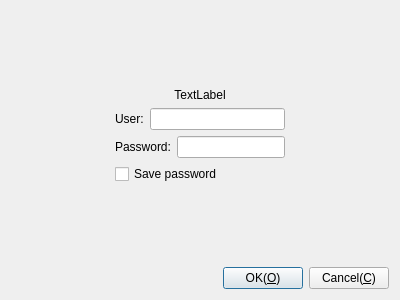
The window that Plugins/RabbitVNC/Client/DlgGetPasswordRabbitVNC.ui (KangLin/RabbitRemoteControl) describes before a commit, drawn with Qt 5.
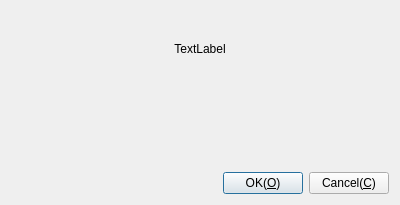
The same window after the commit. Custom widgets are drawn as their Qt base class.

Commit message: Refactor parameters: modify RabbitVNC parameters

```diff
--- a/Plugins/RabbitVNC/Client/DlgGetPasswordRabbitVNC.ui
+++ b/Plugins/RabbitVNC/Client/DlgGetPasswordRabbitVNC.ui
@@ -7,14 +7,27 @@
     <x>0</x>
     <y>0</y>
     <width>400</width>
-    <height>300</height>
+    <height>205</height>
    </rect>
   </property>
   <property name="windowTitle">
    <string>Input password</string>
   </property>
   <layout class="QGridLayout" name="gridLayout">
-   <item row="4" column="0">
+   <item row="0" column="0">
+    <widget class="QLabel" name="lbText">
+     <property name="text">
+      <string>TextLabel</string>
+     </property>
+     <property name="alignment">
+      <set>Qt::AlignCenter</set>
+     </property>
+    </widget>
+   </item>
+   <item row="1" column="0">
+    <widget class="CParameterUserUI" name="wUser" native="true"/>
+   </item>
+   <item row="2" column="0">
     <layout class="QHBoxLayout" name="horizontalLayout">
      <item>
       <spacer name="horizontalSpacer_3">
@@ -45,117 +58,16 @@
      </item>
     </layout>
    </item>
-   <item row="0" column="0">
-    <spacer name="verticalSpacer_2">
-     <property name="orientation">
-      <enum>Qt::Vertical</enum>
-     </property>
-     <property name="sizeHint" stdset="0">
-      <size>
-       <width>20</width>
-       <height>75</height>
-      </size>
-     </property>
-    </spacer>
-   </item>
-   <item row="3" column="0">
-    <spacer name="verticalSpacer">
-     <property name="orientation">
-      <enum>Qt::Vertical</enum>
-     </property>
-     <property name="sizeHint" stdset="0">
-      <size>
-       <width>20</width>
-       <height>73</height>
-      </size>
-     </property>
-    </spacer>
-   </item>
-   <item row="2" column="0">
-    <layout class="QHBoxLayout" name="horizontalLayout_5">
-     <item>
-      <spacer name="horizontalSpacer">
-       <property name="orientation">
-        <enum>Qt::Horizontal</enum>
-       </property>
-       <property name="sizeHint" stdset="0">
-        <size>
-         <width>82</width>
-         <height>20</height>
-        </size>
-       </property>
-      </spacer>
-     </item>
-     <item>
-      <layout class="QVBoxLayout" name="verticalLayout">
-       <item>
-        <layout class="QHBoxLayout" name="horizontalLayout_3">
-         <item>
-          <widget class="QLabel" name="label_2">
-           <property name="text">
-            <string>User:</string>
-           </property>
-          </widget>
-         </item>
-         <item>
-          <widget class="QLineEdit" name="leUser"/>
-         </item>
-        </layout>
-       </item>
-       <item>
-        <layout class="QHBoxLayout" name="horizontalLayout_2">
-         <item>
-          <widget class="QLabel" name="label_3">
-           <property name="text">
-            <string>Password:</string>
-           </property>
-          </widget>
-         </item>
-         <item>
-          <widget class="QLineEdit" name="lePassword">
-           <property name="echoMode">
-            <enum>QLineEdit::Password</enum>
-           </property>
-          </widget>
-         </item>
-        </layout>
-       </item>
-       <item>
-        <widget class="QCheckBox" name="cbSavePassword">
-         <property name="text">
-          <string>Save password</string>
-         </property>
-        </widget>
-       </item>
-      </layout>
-     </item>
-     <item>
-      <spacer name="horizontalSpacer_2">
-       <property name="orientation">
-        <enum>Qt::Horizontal</enum>
-       </property>
-       <property name="sizeHint" stdset="0">
-        <size>
-         <width>82</width>
-         <height>20</height>
-        </size>
-       </property>
-      </spacer>
-     </item>
-    </layout>
-   </item>
-   <item row="1" column="0">
-    <widget class="QLabel" name="lbText">
-     <property name="text">
-      <string>TextLabel</string>
-     </property>
-     <property name="alignment">
-      <set>Qt::AlignCenter</set>
-     </property>
-    </widget>
-   </item>
-  </layout>
- </widget>
+  </layout>
+ </widget>
+ <customwidgets>
+  <customwidget>
+   <class>CParameterUserUI</class>
+   <extends>QWidget</extends>
+   <header location="global">ParameterUserUI.h</header>
+   <container>1</container>
+  </customwidget>
+ </customwidgets>
  <resources/>
  <connections/>
 </ui>
```
The commit also changes 11 other files.
